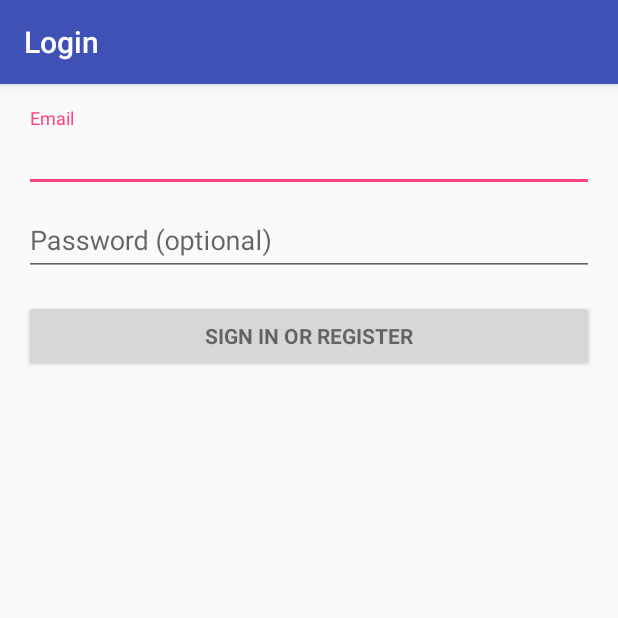
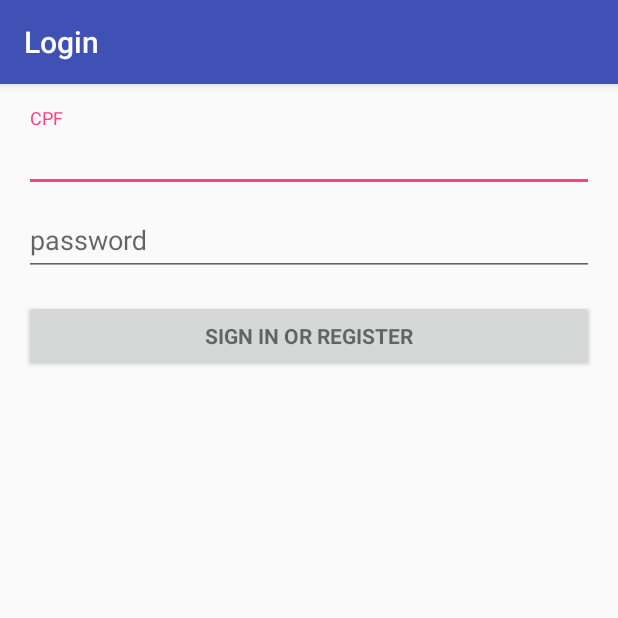
Before and after one commit to medicoAqui/application, an Android app: the TelaLogin screen opened directly, with no data from a screen before it, on a phone screen of 412 x 824 dp, the top half of it. Run offline under Robolectric (Android 15) with nearby library versions, the phone set to English and light mode, and no system bars; 2 statements that could not run were skipped.

Commit message:
Leves alterações de código

```diff
--- a/MedicoAqui/app/src/main/AndroidManifest.xml
+++ b/MedicoAqui/app/src/main/AndroidManifest.xml
@@ -6,7 +6,7 @@
     <uses-permission android:name="android.permission.GET_ACCOUNTS" />
     <uses-permission android:name="android.permission.READ_PROFILE" />
     <uses-permission android:name="android.permission.READ_CONTACTS" />
-    <uses-permission android:name="android.permission.INTERNET"/>
+    <uses-permission android:name="android.permission.INTERNET" />
 
     <application
         android:allowBackup="true"
@@ -24,10 +24,10 @@
         </activity>
         <activity
             android:name=".TelaLogin"
-            android:label= "Login" />
+            android:label="Login" />
         <activity
             android:name=".TelaCadastro"
-            android:label = "Cadastro"/>
+            android:label="Cadastro" />
     </application>
 
 </manifest>
--- a/MedicoAqui/app/src/main/java/com/example/gabriela/medicoaqui/TelaLogin.java
+++ b/MedicoAqui/app/src/main/java/com/example/gabriela/medicoaqui/TelaLogin.java
@@ -3,6 +3,7 @@ package com.example.gabriela.medicoaqui;
 import android.animation.Animator;
 import android.animation.AnimatorListenerAdapter;
 import android.annotation.TargetApi;
+import android.content.Intent;
 import android.content.pm.PackageManager;
 import android.support.annotation.NonNull;
 import android.support.design.widget.Snackbar;
@@ -86,7 +87,7 @@ public class TelaLogin extends AppCompatActivity implements LoaderCallbacks<Curs
         mEmailSignInButton.setOnClickListener(new OnClickListener() {
             @Override
             public void onClick(View view) {
-                attemptLogin();
+               attemptLogin();
             }
         });
 
--- a/MedicoAqui/app/src/main/java/com/example/gabriela/medicoaqui/TelaPrincipal.java
+++ b/MedicoAqui/app/src/main/java/com/example/gabriela/medicoaqui/TelaPrincipal.java
@@ -1,6 +1,7 @@
 package com.example.gabriela.medicoaqui;
 
 import android.content.Intent;
+import android.support.v7.app.AlertDialog;
 import android.support.v7.app.AppCompatActivity;
 import android.os.Bundle;
 import android.view.View;
--- a/MedicoAqui/app/src/main/res/layout/activity_tela_login.xml
+++ b/MedicoAqui/app/src/main/res/layout/activity_tela_login.xml
@@ -39,7 +39,7 @@
                     android:id="@+id/email"
                     android:layout_width="match_parent"
                     android:layout_height="wrap_content"
-                    android:hint="@string/prompt_email"
+                    android:hint="CPF"
                     android:inputType="textEmailAddress"
                     android:maxLines="1"
                     android:singleLine="true" />
@@ -54,7 +54,7 @@
                     android:id="@+id/password"
                     android:layout_width="match_parent"
                     android:layout_height="wrap_content"
-                    android:hint="@string/prompt_password"
+                    android:hint="password"
                     android:imeActionId="6"
                     android:imeActionLabel="@string/action_sign_in_short"
                     android:imeOptions="actionUnspecified"
--- a/MedicoAqui/app/src/main/res/values/strings.xml
+++ b/MedicoAqui/app/src/main/res/values/strings.xml
@@ -21,5 +21,8 @@
     </string-array>
     <string name="title_activity_tela_cadastro">TelaCadastro</string>
     <string name="title_activity_tela">Tela</string>
+    <string name="title_activity_tela_continuacao">Login</string>
+    <string name="logout">LOGOUT</string>
+    <string name="voc_est_logado">VOCÊ ESTÁ LOGADO.</string>
 
 </resources>
```
Also changed, not shown: MedicoAqui/app/src/main/java/com/example/gabriela/medicoaqui/TelaCadastro.java (+25 -7 lines).
